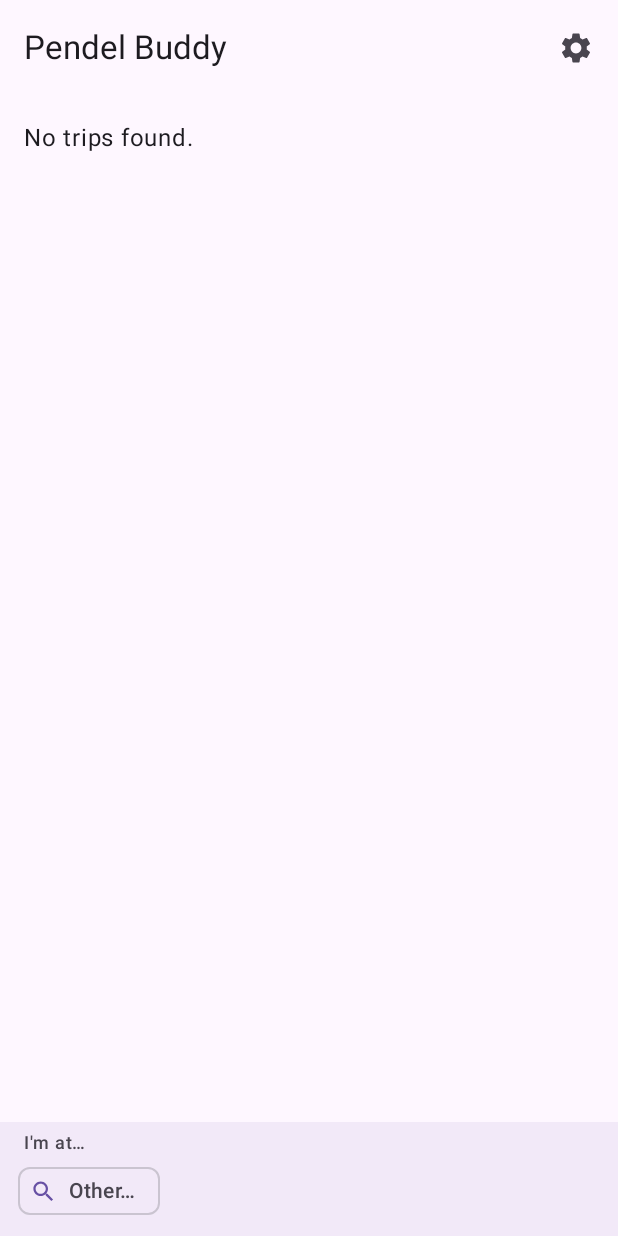
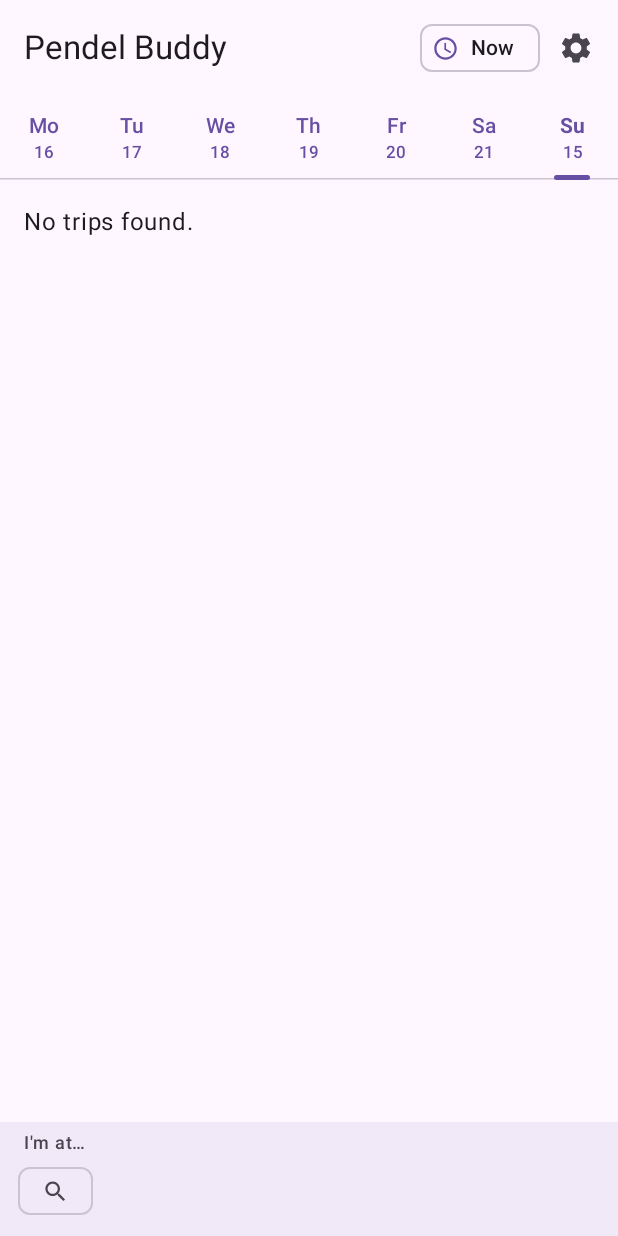
Before and after one commit to slop-coder/pendelbuddy, an Android app built with Jetpack Compose: the composable CommuteScreen shown on its own in the app's theme, on a phone screen of 412 x 824 dp. Run offline under Robolectric (Android 15) with nearby library versions, the phone set to English and light mode, and no system bars.

Commit message:
Day tabs Mo–Su and a time picker; icon-only station search tab
Co-Authored-By: Claude Opus 5.5 <noreply@anthropic.com>

```diff
--- a/app/src/main/kotlin/io/github/slop_coder/pendelbuddy/core/Commute.kt
+++ b/app/src/main/kotlin/io/github/slop_coder/pendelbuddy/core/Commute.kt
@@ -1,6 +1,7 @@
 package io.github.slop_coder.pendelbuddy.core
 
 import kotlinx.serialization.Serializable
+import java.time.DayOfWeek
 import java.time.LocalDate
 import java.time.ZonedDateTime
 import kotlin.math.asin
@@ -39,6 +40,10 @@ object Commute {
         if (from.id == to.id) return null
         return Route(from, to, direction)
     }
+
+    /** The dates behind the Mo–Su tabs: each the next such day from [today] on (on a Wednesday, Mo is next week's). */
+    fun weekDays(today: LocalDate): List<LocalDate> =
+        DayOfWeek.entries.map { dow -> today.plusDays(((dow.value - today.dayOfWeek.value + 7) % 7).toLong()) }
 
     /**
      * Stations offered as quick picks at the bottom, in the order you pass them: home, the stations in between
--- a/app/src/main/kotlin/io/github/slop_coder/pendelbuddy/data/Web.kt
+++ b/app/src/main/kotlin/io/github/slop_coder/pendelbuddy/data/Web.kt
@@ -102,7 +102,7 @@ object WeatherClient {
         Http.text(
             "https://api.open-meteo.com/v1/forecast?latitude=$lat&longitude=$lon" +
                 "&hourly=temperature_2m,weather_code&daily=temperature_2m_max,weather_code" +
-                "&models=meteoswiss_icon_ch2&timezone=Europe%2FZurich&forecast_days=3"
+                "&models=meteoswiss_icon_ch2&timezone=Europe%2FZurich&forecast_days=5"
         ),
         now,
     )
--- a/app/src/main/kotlin/io/github/slop_coder/pendelbuddy/ui/CommuteScreen.kt
+++ b/app/src/main/kotlin/io/github/slop_coder/pendelbuddy/ui/CommuteScreen.kt
@@ -22,10 +22,13 @@ import androidx.compose.material.icons.filled.Group
 import androidx.compose.material.icons.filled.Groups
 import androidx.compose.material.icons.filled.Person
 import androidx.compose.material.icons.filled.Place
+import androidx.compose.material.icons.filled.Schedule
 import androidx.compose.material.icons.filled.Search
 import androidx.compose.material.icons.filled.Settings
 import androidx.compose.material.icons.filled.SwapVert
 import androidx.compose.material.icons.filled.Timer
+import androidx.compose.material3.AlertDialog
+import androidx.compose.material3.AssistChip
 import androidx.compose.material3.Card
 import androidx.compose.material3.CardDefaults
 import androidx.compose.material3.ExperimentalMaterial3Api
@@ -35,7 +38,12 @@ import androidx.compose.material3.Icon
 import androidx.compose.material3.IconButton
 import androidx.compose.material3.MaterialTheme
 import androidx.compose.material3.Scaffold
+import androidx.compose.material3.PrimaryTabRow
 import androidx.compose.material3.Surface
+import androidx.compose.material3.Tab
+import androidx.compose.material3.TextButton
+import androidx.compose.material3.TimePicker
+import androidx.compose.material3.rememberTimePickerState
 import androidx.compose.material3.Text
 import androidx.compose.material3.TopAppBar
 import androidx.compose.material3.pulltorefresh.PullToRefreshBox
@@ -60,18 +68,34 @@ import io.github.slop_coder.pendelbuddy.core.Station
 import io.github.slop_coder.pendelbuddy.core.Trip
 import io.github.slop_coder.pendelbuddy.core.TravelClass
 import io.github.slop_coder.pendelbuddy.core.WeatherAt
+import io.github.slop_coder.pendelbuddy.core.toSwiss
+import java.time.LocalDate
+import java.time.LocalTime
+import java.time.format.TextStyle
+import java.util.Locale
 
 @OptIn(ExperimentalMaterial3Api::class)
 @Composable
 fun CommuteScreen(vm: MainViewModel, st: CommuteState, onSettings: () -> Unit, onTrip: (TripRow) -> Unit) {
     var searching by remember { mutableStateOf(false) }
+    var pickingTime by remember { mutableStateOf(false) }
 
     Scaffold(
         topBar = {
-            TopAppBar(
-                title = { Text("Pendel Buddy") },
-                actions = { IconButton(onClick = onSettings) { Icon(Icons.Filled.Settings, "Settings") } },
-            )
+            Column {
+                TopAppBar(
+                    title = { Text("Pendel Buddy") },
+                    actions = {
+                        AssistChip(
+                            onClick = { pickingTime = true },
+                            label = { Text(st.time?.let { "%02d:%02d".format(it.hour, it.minute) } ?: "Now") },
+                            leadingIcon = { Icon(Icons.Filled.Schedule, null, Modifier.size(18.dp)) },
+                        )
+                        IconButton(onClick = onSettings) { Icon(Icons.Filled.Settings, "Settings") }
+                    },
+                )
+                DayTabs(st, vm::selectDay)
+            }
         },
         bottomBar = {
             StationBar(
@@ -90,7 +114,7 @@ fun CommuteScreen(vm: MainViewModel, st: CommuteState, onSettings: () -> Unit, o
         ) {
             LazyColumn(Modifier.fillMaxSize()) {
                 item { RouteHeader(st, onFlip = vm::flipDirection) }
-                st.quickest?.let { q -> item { QuickestCard(q, st.weather, st.settings.travelClass, st.now, onClick = { onTrip(q) }) } }
+                st.quickest?.let { q -> item { QuickestCard(q, st.weather, st.settings.travelClass, st.now, live = st.day == null && st.time == null, onClick = { onTrip(q) }) } }
                 if (st.rows.isEmpty() && !st.loading) {
                     item {
                         Text(
@@ -109,6 +133,9 @@ fun CommuteScreen(vm: MainViewModel, st: CommuteState, onSettings: () -> Unit, o
         }
     }
 
+    if (pickingTime) {
+        TimeDialog(st, onPick = { vm.selectTime(it); pickingTime = false }, onDismiss = { pickingTime = false })
+    }
     if (searching) {
         StationSearchDialog(
             vm = vm,
@@ -117,6 +144,48 @@ fun CommuteScreen(vm: MainViewModel, st: CommuteState, onSettings: () -> Unit, o
             onDismiss = { searching = false },
         )
     }
+}
+
+/** Mo–Su; each is the next such day from today on (on a Wednesday, Mo and Tu are next week's). */
+@Composable
+private fun DayTabs(st: CommuteState, onPick: (LocalDate) -> Unit) {
+    val today = st.now.toSwiss().toLocalDate()
+    val selected = st.day ?: today
+    val days = Commute.weekDays(today)
+    PrimaryTabRow(selectedTabIndex = days.indexOf(selected).coerceAtLeast(0)) {
+        for (d in days) {
+            Tab(
+                selected = d == selected,
+                onClick = { onPick(d) },
+                text = {
+                    Column(horizontalAlignment = Alignment.CenterHorizontally) {
+                        Text(d.dayOfWeek.getDisplayName(TextStyle.SHORT, Locale.ENGLISH).take(2), fontWeight = if (d == today) FontWeight.Bold else null)
+                        Text(d.dayOfMonth.toString(), style = MaterialTheme.typography.labelSmall)
+                    }
+                },
+            )
+        }
+    }
+}
+
+/** Time picker for the trips shown, starting at the picked (or current) time, with a way back to "now". */
+@OptIn(ExperimentalMaterial3Api::class)
+@Composable
+private fun TimeDialog(st: CommuteState, onPick: (LocalTime?) -> Unit, onDismiss: () -> Unit) {
+    val start = st.time ?: st.now.toSwiss().toLocalTime()
+    val state = rememberTimePickerState(start.hour, start.minute, is24Hour = true)
+    AlertDialog(
+        onDismissRequest = onDismiss,
+        title = { Text("Trips from") },
+        text = { TimePicker(state) },
+        confirmButton = { TextButton(onClick = { onPick(LocalTime.of(state.hour, state.minute)) }) { Text("OK") } },
+        dismissButton = {
+            Row {
+                TextButton(onClick = { onPick(null) }) { Text("Now") }
+                TextButton(onClick = onDismiss) { Text("Cancel") }
+            }
+        },
+    )
 }
 
 @Composable
@@ -140,11 +209,13 @@ private fun RouteHeader(st: CommuteState, onFlip: () -> Unit) {
 private fun status(st: CommuteState): String {
     val copied = st.rows.firstNotNullOfOrNull { it.copiedFrom }
     val live = st.liveAt
-    return when {
+    // A picked day or time: say which, before where the data comes from.
+    val planned = if (st.day == null && st.time == null) "" else "${day(st.at.toSwiss().toLocalDate())}, ${hm(st.at)} · "
+    return planned + when {
         st.offline && copied != null -> "Offline · timetable of ${day(copied)}, no delays or occupancy"
         st.offline && live != null -> "Offline · last update ${ago(st.now - live)}"
         st.offline -> "Offline · saved timetable"
-        live != null -> "Live" + (st.source?.let { " · $it" } ?: "") + " · updated ${ago(st.now - live)}" +
+        live != null -> (if (planned.isEmpty()) "Live" else "Fetched") + (st.source?.let { " · $it" } ?: "") + " · updated ${ago(st.now - live)}" +
             if (st.now - live > 10 * 60) " · pull down to refresh" else ""
         copied != null -> "Saved timetable of ${day(copied)}"
         else -> "Loading…"
@@ -152,7 +223,7 @@ private fun status(st: CommuteState): String {
 }
 
 @Composable
-private fun QuickestCard(row: TripRow, weather: WeatherAt?, cls: TravelClass, now: Long, onClick: () -> Unit) {
+private fun QuickestCard(row: TripRow, weather: WeatherAt?, cls: TravelClass, now: Long, live: Boolean, onClick: () -> Unit) {
     val t = row.trip
     Card(
         onClick = onClick,
@@ -165,7 +236,11 @@ private fun QuickestCard(row: TripRow, weather: WeatherAt?, cls: TravelClass, no
                 Spacer(Modifier.width(6.dp))
                 val minutes = (t.expectedDeparture() - now) / 60
                 Text(
-                    "Fastest arrival · " + if (minutes < 1) "leave now" else "leave in $minutes min",
+                    "Fastest arrival · " + when {
+                        !live -> "leave ${hm(t.expectedDeparture())}"
+                        minutes < 1 -> "leave now"
+                        else -> "leave in $minutes min"
+                    },
                     style = MaterialTheme.typography.labelLarge,
                 )
             }
@@ -186,7 +261,10 @@ private fun QuickestCard(row: TripRow, weather: WeatherAt?, cls: TravelClass, no
                     )
                 }
             } else {
-                Text("No current weather forecast", style = MaterialTheme.typography.bodySmall)
+                Text(
+                    if (live) "No current weather forecast" else "No weather forecast that far ahead",
+                    style = MaterialTheme.typography.bodySmall,
+                )
             }
         }
     }
@@ -314,8 +392,7 @@ private fun StationBar(
                 FilterChip(
                     selected = false,
                     onClick = onSearch,
-                    label = { Text("Other…") },
-                    leadingIcon = { Icon(Icons.Filled.Search, null, Modifier.size(18.dp)) },
+                    label = { Icon(Icons.Filled.Search, "Other station", Modifier.size(18.dp)) },
                 )
             }
         }
```
Also changed, not shown: app/src/main/kotlin/io/github/slop_coder/pendelbuddy/core/TripCache.kt (+6 -3 lines), app/src/main/kotlin/io/github/slop_coder/pendelbuddy/ui/MainViewModel.kt (+55 -9 lines), 2 other files.
